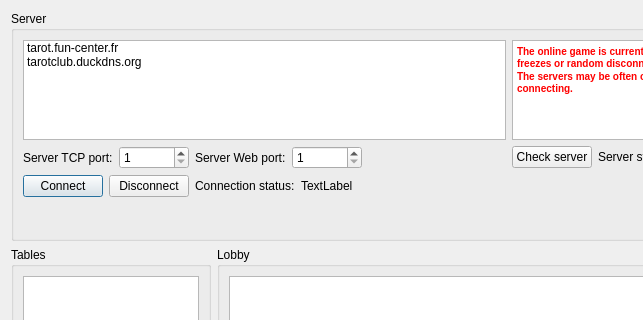
The window that src/desktop/forms/LobbyUI.ui (arabine/icl) describes before a commit, drawn with Qt 5; both pictures show x 0 to 643 and y 0 to 320 of the 982 by 730 pixel window.
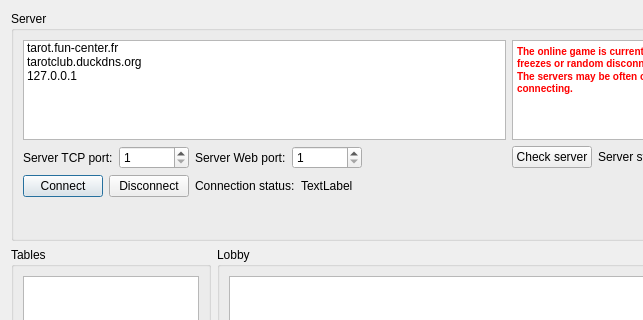
The same window after the commit.

Commit message: Lobby inits

The edit to the form file:
```diff
--- a/src/desktop/forms/LobbyUI.ui
+++ b/src/desktop/forms/LobbyUI.ui
@@ -61,6 +61,11 @@
             <string>tarotclub.duckdns.org</string>
            </property>
           </item>
+          <item>
+           <property name="text">
+            <string>127.0.0.1</string>
+           </property>
+          </item>
          </widget>
         </item>
         <item>
```
The commit also changes 1 other file.
